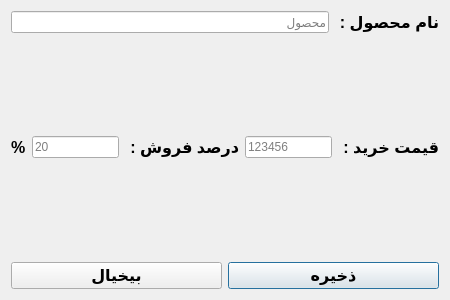
Qt form GUI/UI_Files/add_product.ui (Hojjatrt/Accounting) before a commit.
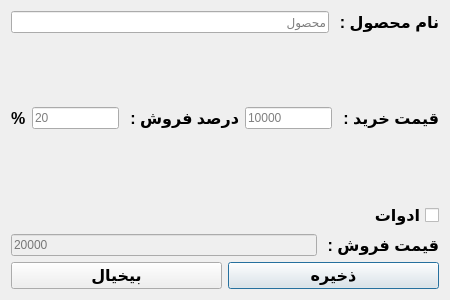
The same form after that commit.

Commit message: add txt sales price for accessories in the all ui files

```diff
--- a/GUI/UI_Files/add_product.ui
+++ b/GUI/UI_Files/add_product.ui
@@ -81,7 +81,7 @@
         <number>11</number>
        </property>
        <property name="placeholderText">
-        <string>123456</string>
+        <string>10000</string>
        </property>
       </widget>
      </item>
@@ -133,6 +133,69 @@
      </item>
     </layout>
    </item>
+   <item>
+    <layout class="QVBoxLayout" name="verticalLayout">
+     <item>
+      <widget class="QCheckBox" name="checkBox_accessories">
+       <property name="font">
+        <font>
+         <family>Arial</family>
+         <pointsize>12</pointsize>
+         <weight>75</weight>
+         <bold>true</bold>
+        </font>
+       </property>
+       <property name="layoutDirection">
+        <enum>Qt::RightToLeft</enum>
+       </property>
+       <property name="text">
+        <string>ادوات</string>
+       </property>
+      </widget>
+     </item>
+     <item>
+      <layout class="QHBoxLayout" name="horizontalLayout_4">
+       <item>
+        <widget class="QLabel" name="label_7">
+         <property name="font">
+          <font>
+           <family>Arial</family>
+           <pointsize>12</pointsize>
+           <weight>75</weight>
+           <bold>true</bold>
+          </font>
+         </property>
+         <property name="text">
+          <string>قیمت فروش : </string>
+         </property>
+        </widget>
+       </item>
+       <item>
+        <widget class="QLineEdit" name="txt_sales_price">
+         <property name="enabled">
+          <bool>false</bool>
+         </property>
+         <property name="inputMethodHints">
+          <set>Qt::ImhDigitsOnly|Qt::ImhPreferNumbers</set>
+         </property>
+         <property name="text">
+          <string/>
+         </property>
+         <property name="maxLength">
+          <number>10</number>
+         </property>
+         <property name="readOnly">
+          <bool>false</bool>
+         </property>
+         <property name="placeholderText">
+          <string>20000</string>
+         </property>
+        </widget>
+       </item>
+      </layout>
+     </item>
+    </layout>
+   </item>
    <item>
     <layout class="QHBoxLayout" name="horizontalLayout_3">
      <item>
```
Left out of the diff: 2 changed lines with no effect on the pictures. The commit also changes 5 other files.
